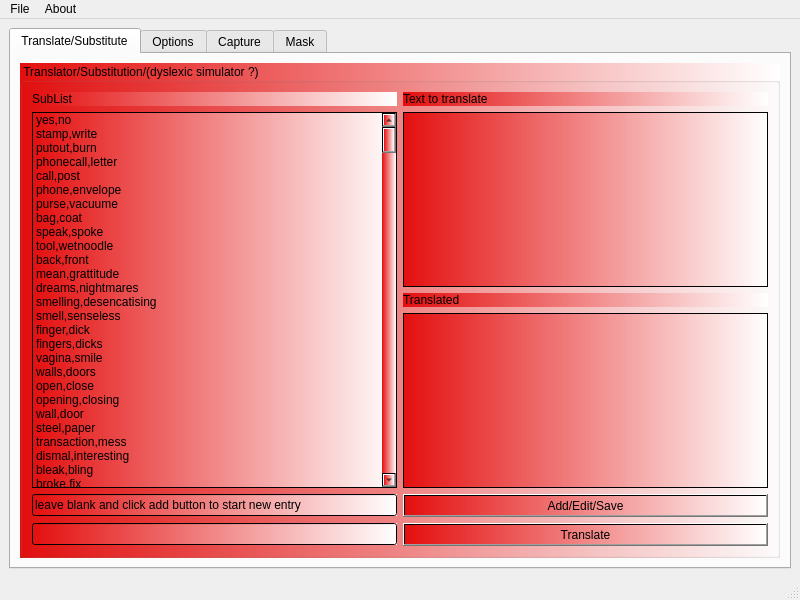
This is mainwindow.ui in netpipe/RightHand as Qt 5 draws it before an edit. The edited form follows.
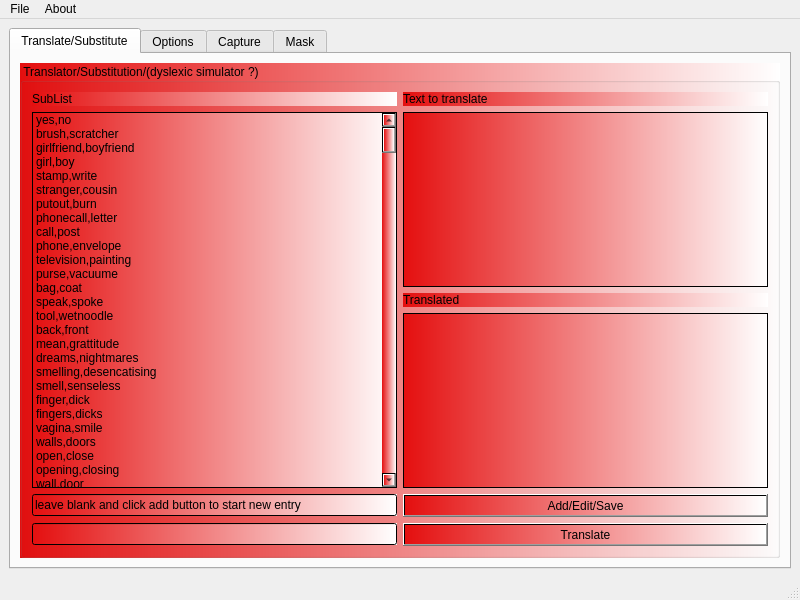
This is the edited form.

```diff
--- a/mainwindow.ui
+++ b/mainwindow.ui
@@ -98,11 +98,31 @@
                <string>yes,no</string>
               </property>
              </item>
+             <item>
+              <property name="text">
+               <string>brush,scratcher</string>
+              </property>
+             </item>
+             <item>
+              <property name="text">
+               <string>girlfriend,boyfriend</string>
+              </property>
+             </item>
+             <item>
+              <property name="text">
+               <string>girl,boy</string>
+              </property>
+             </item>
              <item>
               <property name="text">
                <string>stamp,write</string>
               </property>
              </item>
+             <item>
+              <property name="text">
+               <string>stranger,cousin</string>
+              </property>
+             </item>
              <item>
               <property name="text">
                <string>putout,burn</string>
@@ -123,6 +143,11 @@
                <string>phone,envelope</string>
               </property>
              </item>
+             <item>
+              <property name="text">
+               <string>television,painting</string>
+              </property>
+             </item>
              <item>
               <property name="text">
                <string>purse,vacuume</string>
```
